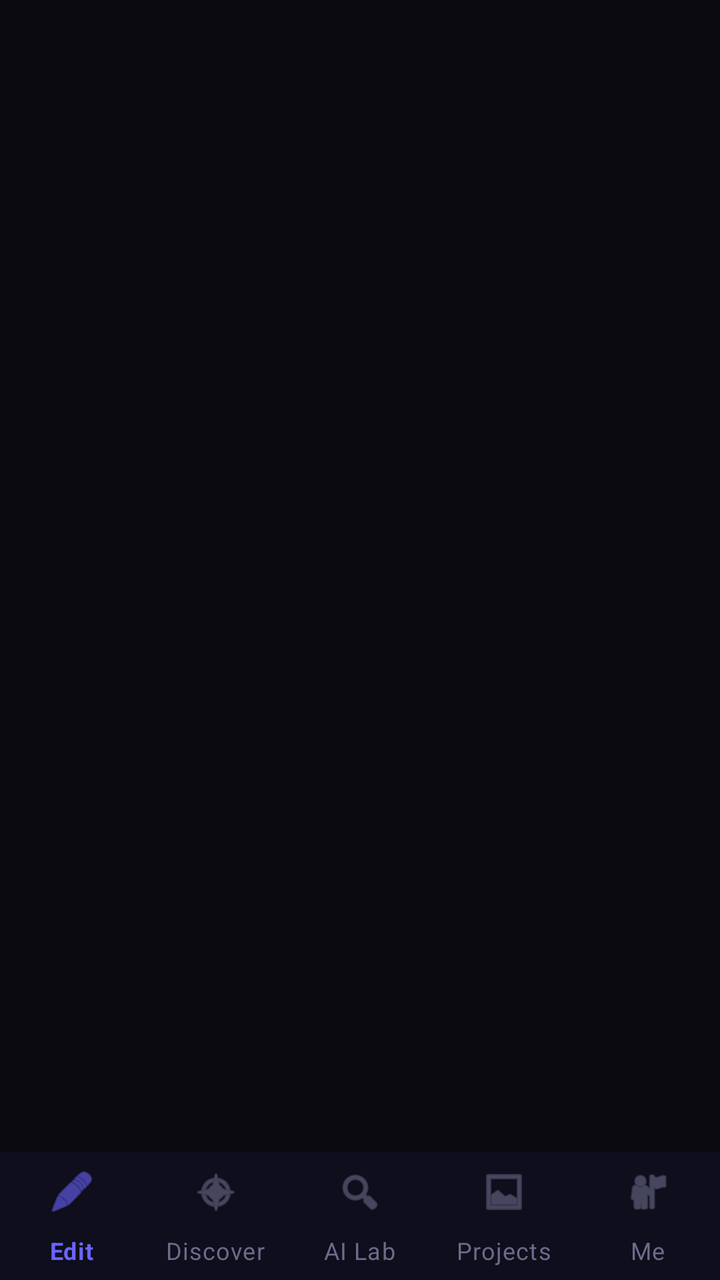
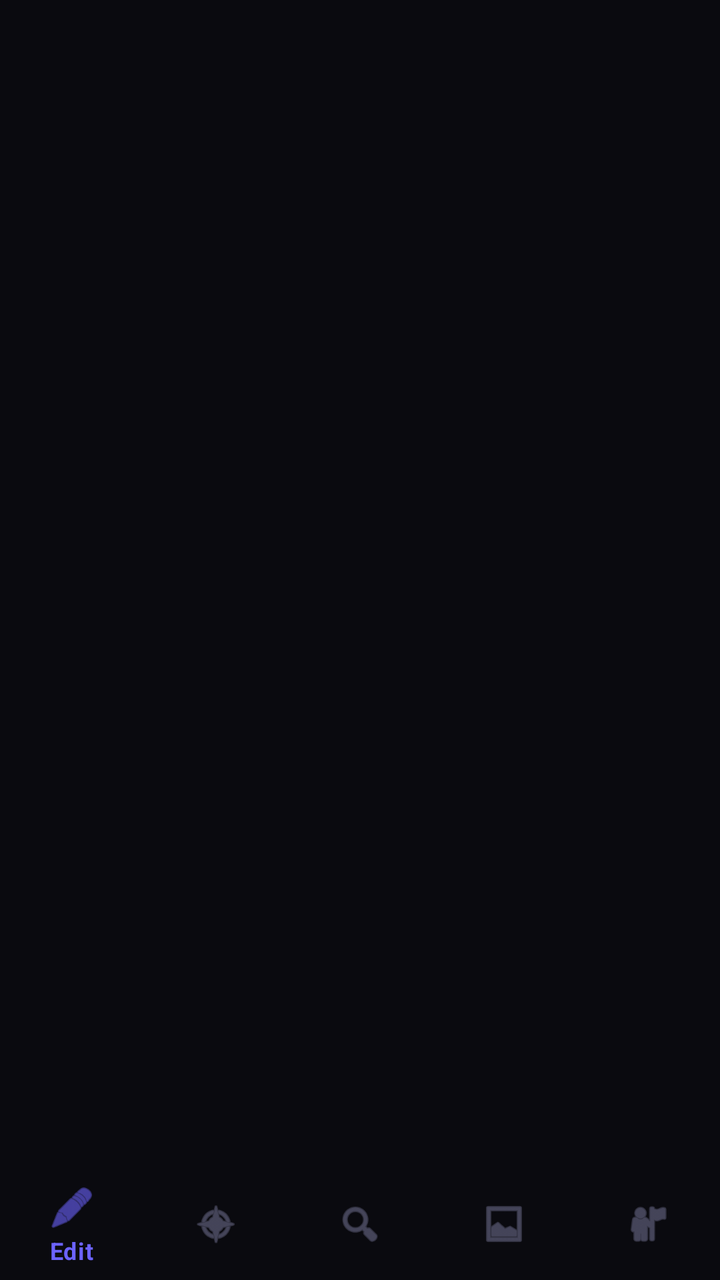

An Android layout rendered at two revisions. The XML below is the earlier revision; the diff shows what the commit changed to produce the second picture.
<!-- AndroidManifest.xml: application theme Theme.Vexo -->
<!-- res/layout/activity_main.xml -->
<?xml version="1.0" encoding="utf-8"?>
<LinearLayout
    xmlns:android="http://schemas.android.com/apk/res/android"
    xmlns:app="http://schemas.android.com/apk/res-auto"
    android:layout_width="match_parent"
    android:layout_height="match_parent"
    android:background="@color/bg_primary"
    android:orientation="vertical">

    <FrameLayout
        android:id="@+id/fragmentContainer"
        android:layout_width="match_parent"
        android:layout_height="0dp"
        android:layout_weight="1"/>

    <com.google.android.material.bottomnavigation.BottomNavigationView
        android:id="@+id/bottomNav"
        android:layout_width="match_parent"
        android:layout_height="64dp"
        android:background="@color/nav_bg"
        app:itemIconTint="@color/nav_selector"
        app:itemTextColor="@color/nav_selector"
        app:labelVisibilityMode="labeled"
        app:menu="@menu/bottom_nav_menu"/>

</LinearLayout>
<!-- resources referenced by this layout -->
<resources>
  <color name="bg_primary">#0A0A0F</color>
  <color name="nav_bg">#0E0E1C</color>
  <style name="Theme.Vexo" parent="Theme.MaterialComponents.DayNight.NoActionBar">
          <item name="colorPrimary">@color/vexo_purple</item>
          <item name="colorPrimaryVariant">@color/vexo_purple_dark</item>
          <item name="colorOnPrimary">@color/text_primary</item>
          <item name="colorSecondary">@color/vexo_pink</item>
          <item name="android:colorBackground">@color/bg_primary</item>
          <item name="colorSurface">@color/bg_secondary</item>
          <item name="colorOnSurface">@color/text_primary</item>
          <item name="colorError">@color/error</item>
          <item name="android:statusBarColor">@color/bg_primary</item>
          <item name="android:navigationBarColor">@color/bg_primary</item>
          <item name="android:windowLightStatusBar">false</item>
          <item name="android:windowBackground">@color/bg_primary</item>
      </style>
  <color name="vexo_purple">#6C63FF</color>
  <color name="vexo_purple_dark">#4B44CC</color>
  <color name="text_primary">#FFFFFF</color>
  <color name="vexo_pink">#FF6584</color>
  <color name="bg_secondary">#12121A</color>
  <color name="error">#FF5252</color>
</resources>

<!-- the commit's change to res/layout/activity_main.xml (unified diff, before → after) -->
@@ -1,26 +1,24 @@
 <?xml version="1.0" encoding="utf-8"?>
-<LinearLayout
-    xmlns:android="http://schemas.android.com/apk/res/android"
-    xmlns:app="http://schemas.android.com/apk/res-auto"
+<LinearLayout xmlns:android="http://schemas.android.com/apk/res/android"
     android:layout_width="match_parent"
     android:layout_height="match_parent"
-    android:background="@color/bg_primary"
-    android:orientation="vertical">
+    android:orientation="vertical"
+    android:background="@color/bg_primary">
 
     <FrameLayout
         android:id="@+id/fragmentContainer"
         android:layout_width="match_parent"
         android:layout_height="0dp"
-        android:layout_weight="1"/>
+        android:layout_weight="1" />
 
     <com.google.android.material.bottomnavigation.BottomNavigationView
-        android:id="@+id/bottomNav"
+        android:id="@+id/bottomNavigation"
         android:layout_width="match_parent"
-        android:layout_height="64dp"
-        android:background="@color/nav_bg"
+        android:layout_height="wrap_content"
+        android:background="@color/bg_primary"
+        app:menu="@menu/bottom_nav_menu"
         app:itemIconTint="@color/nav_selector"
         app:itemTextColor="@color/nav_selector"
-        app:labelVisibilityMode="labeled"
-        app:menu="@menu/bottom_nav_menu"/>
+        xmlns:app="http://schemas.android.com/apk/res-auto" />
 
 </LinearLayout>
<!-- resource entries referenced after the edit -->
@@ -1,7 +1,6 @@
 <!-- resources referenced by this layout -->
 <resources>
   <color name="bg_primary">#0A0A0F</color>
-  <color name="nav_bg">#0E0E1C</color>
   <style name="Theme.Vexo" parent="Theme.MaterialComponents.DayNight.NoActionBar">
           <item name="colorPrimary">@color/vexo_purple</item>
           <item name="colorPrimaryVariant">@color/vexo_purple_dark</item>
